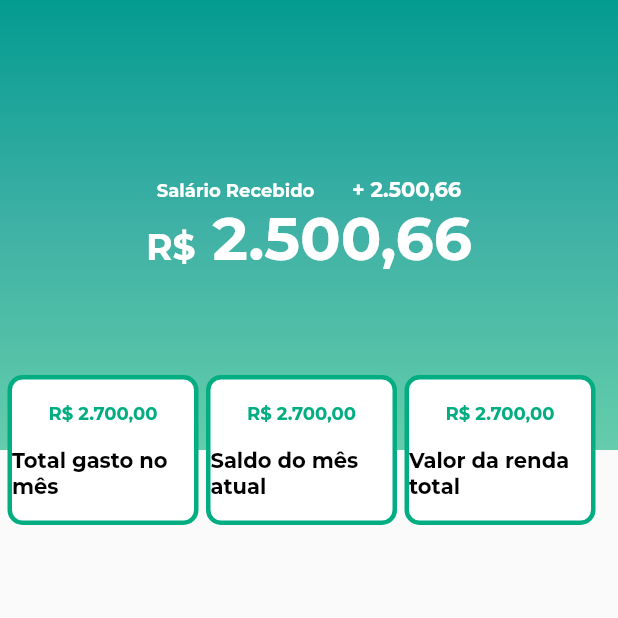
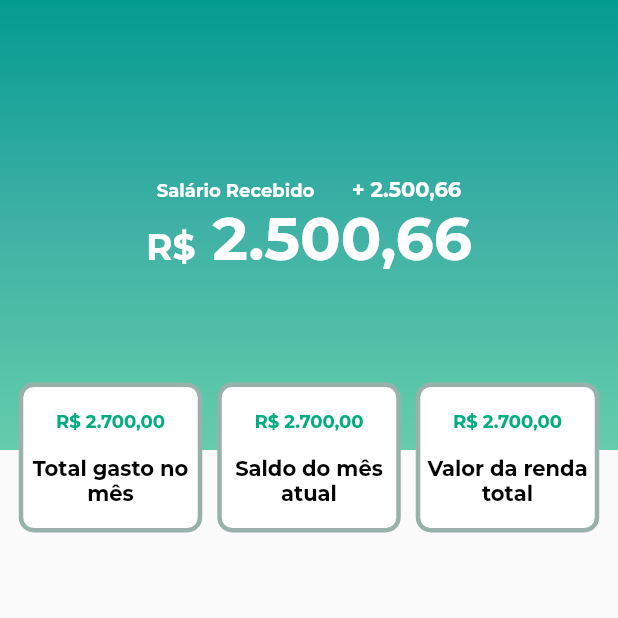
Before and after one commit to filipedealencar/project-alpha-mobile-flutter, a Flutter app: the screen it shows after launch, on a phone screen of 412 x 824 dp, the top half of it. Run offline on Flutter 3.47's test engine with Material 2 defaults, Android fonts, the phone set to English and light mode, and no system bars.

Commit message:
centralizando boxes

```diff
--- a/lib/Box/Box.dart
+++ b/lib/Box/Box.dart
@@ -28,25 +28,31 @@ class Box extends StatelessWidget {
       home: Scaffold(
         body: Transform.translate(
           offset: const Offset(0, -50),
+          child: Center(
               child: ListView.builder(
             scrollDirection: Axis.horizontal,
+            shrinkWrap: true,
             itemCount: options.length,
             itemBuilder: (BuildContext context, int index) {
               double widthCards =
-                  (MediaQuery.of(context).size.width / options.length) - 10;
+                  ((MediaQuery.of(context).size.width / options.length) -
+                      (5 * options.length));
               final option = options[index];
-
               return Row(
                   mainAxisAlignment: MainAxisAlignment.center,
                   crossAxisAlignment: CrossAxisAlignment.start,
                   children: [
-                    Container(
+                    InkWell(
+                      onTap: () {
+                        // Do something when component is tapped
+                      },
+                      child: Container(
                         width: widthCards,
                         height: 100,
-                      margin: const EdgeInsets.only(left: 5),
+                        margin: const EdgeInsets.all(5),
                         decoration: BoxDecoration(
                           border: Border.all(
-                            color: const Color.fromRGBO(2, 174, 129, 1),
+                              color: const Color.fromARGB(255, 152, 177, 170),
                               width: 3),
                           color: Colors.white,
                           borderRadius: BorderRadius.circular(10.0),
@@ -58,7 +64,7 @@ class Box extends StatelessWidget {
                               children: [
                                 Center(
                                     child: Text.rich(
-                                textAlign: TextAlign.left,
+                                  textAlign: TextAlign.center,
                                   TextSpan(
                                     text: formatCurrency(
                                         option.symbol, option.value),
@@ -75,6 +81,7 @@ class Box extends StatelessWidget {
                                 )),
                                 Center(
                                     child: Text.rich(
+                                  textAlign: TextAlign.center,
                                   TextSpan(
                                       text: option.title,
                                       style: const TextStyle(
@@ -87,9 +94,10 @@ class Box extends StatelessWidget {
                               ]),
                         ),
                       ),
+                    )
                   ]);
             },
-          ),
+          )),
         ),
       ),
     );
```
Lines whose indentation alone changed are shown as unchanged.
